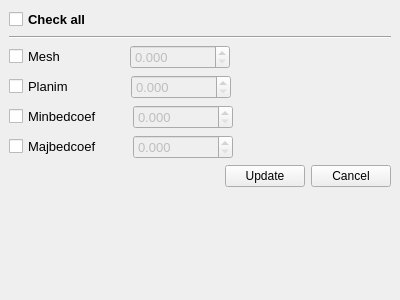
First picture: the form in ui/edit_ks_mesh_plan31616.ui, repository Artelia/Mascaret, before the edit.
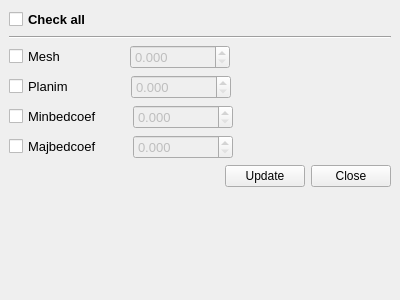
Second picture: the form after the edit. Custom widgets are drawn as their Qt base class.

Diff of the .ui file:
```diff
--- a/ui/edit_ks_mesh_plan31616.ui
+++ b/ui/edit_ks_mesh_plan31616.ui
@@ -346,7 +346,7 @@
         <item>
          <widget class="QPushButton" name="bcancel">
           <property name="text">
-           <string>Cancel</string>
+           <string>Close</string>
           </property>
          </widget>
         </item>
```
